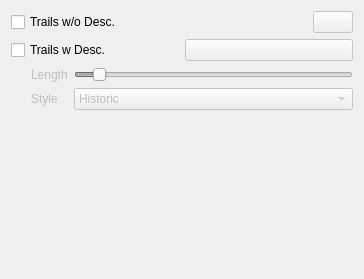
First picture: the form in gui/FeatureOptions.ui, repository Kitware/TeleSculptor, before the edit.
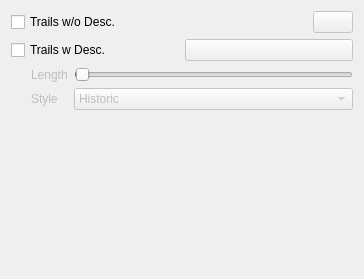
Second picture: the form after the edit. Custom widgets are drawn as their Qt base class.

Commit message: Made the feature track maximum length longer.

The edit to the form file:
```diff
--- a/gui/FeatureOptions.ui
+++ b/gui/FeatureOptions.ui
@@ -119,7 +119,7 @@
            <number>1</number>
           </property>
           <property name="maximum">
-           <number>16</number>
+           <number>500</number>
           </property>
           <property name="pageStep">
            <number>4</number>
```
